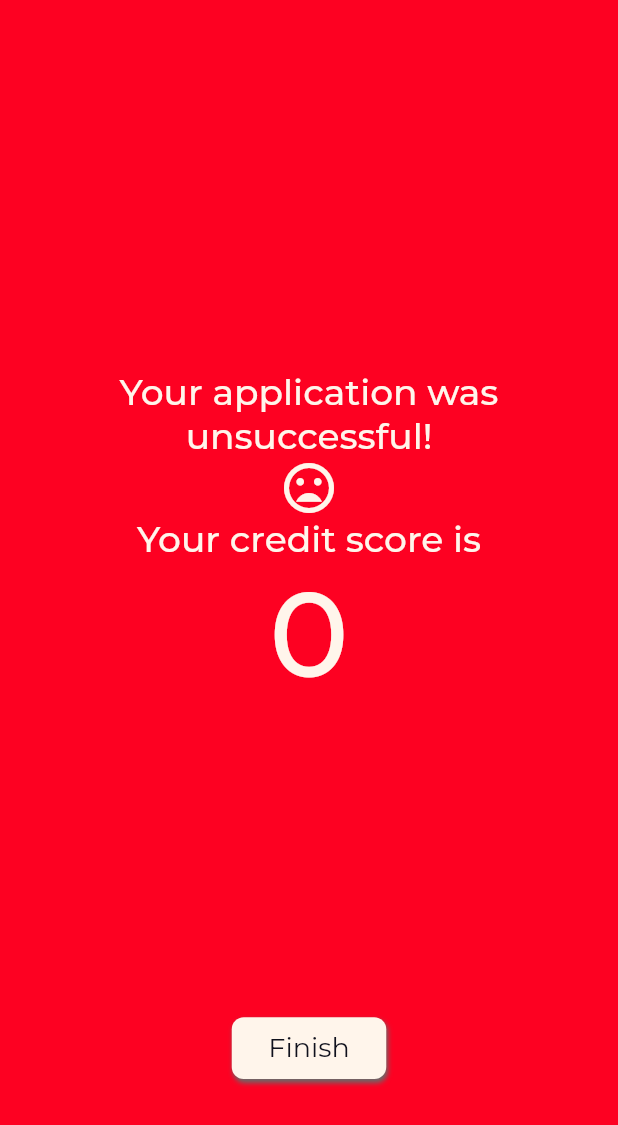
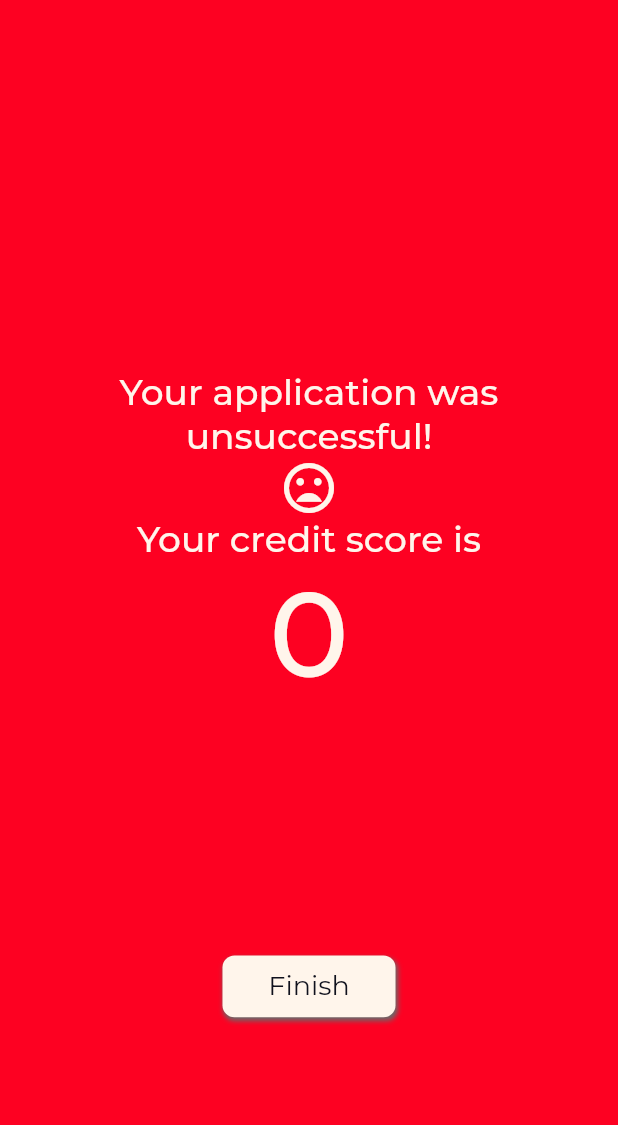
Before and after one commit to Tudor-Anitas/MyCreditLoans, a Flutter app: the ResultsPage screen opened directly with empty values, on a phone screen of 412 x 824 dp. Shown: the top 1125 px of the screen. Run offline on Flutter 3.47's test engine with Material 2 defaults, Android fonts, the phone set to English and light mode, and no system bars; our stand-ins replace animated_splash_screen, google_fonts, image_picker, page_transition.

Commit message:
Compatibility for small screens and commented most of the widgets and methods

```diff
--- a/lib/colors.dart
+++ b/lib/colors.dart
@@ -3,7 +3,7 @@ import 'package:flutter/cupertino.dart';
 
 
 /// The main colors used in the application
-///
+
 Color kXiketic = Color(0xff10111D);
 Color kGreenCyan = Color(0xff00966B);
 Color kRedPigment = Color(0xffFD0122);
--- a/lib/constraints.dart
+++ b/lib/constraints.dart
@@ -1,4 +1,7 @@
+
 /// constraints for the application UI
-
+/// breakpoints for the device resolution, measuring the height of the screen
+/// depending on the breakpoint, the UI will choose the right sizes for its
+/// components
 const kLARGE_BREAKPOINT = 600.0;
 const kNORMAL_BREAKPOINT = 550.0;
--- a/lib/main.dart
+++ b/lib/main.dart
@@ -12,7 +12,6 @@ class MyApp extends StatelessWidget {
   // This widget is the root of your application.
   @override
   Widget build(BuildContext context) {
-    // takes the size of the screen
     return MaterialApp(
       debugShowCheckedModeBanner: false,
       theme: CustomTheme.customTheme,
--- a/lib/screens/details_page/components/gallery_image_picker.dart
+++ b/lib/screens/details_page/components/gallery_image_picker.dart
@@ -7,6 +7,7 @@ class GalleryImagePicker extends StatelessWidget {
   late double width;
   bool isSelected;
 
+  /// Creates a button widget to access the gallery and pick a image
   GalleryImagePicker({
     required this.width,
     this.isSelected = false,
--- a/lib/screens/details_page/components/switch_button.dart
+++ b/lib/screens/details_page/components/switch_button.dart
@@ -8,6 +8,7 @@ class SwitchButton extends StatefulWidget {
   late String title;
   bool isActive;
 
+  /// Creates a button that toggles the color between accentColor and disabledColor
   SwitchButton({
     required this.width,
     required this.height,
@@ -35,8 +36,8 @@ class _SwitchButtonState extends State<SwitchButton> {
             width: widget.width,
             padding: EdgeInsets.only(left: 10),
             child: Text('${widget.title}',
-              style: widget.isActive? GoogleFonts.montserrat(fontSize: 16, color: Theme.of(context).backgroundColor) :
-                                      GoogleFonts.montserrat(fontSize: 16, color: Theme.of(context).hintColor)
+              style: widget.isActive? GoogleFonts.montserrat(fontSize: 12, color: Theme.of(context).backgroundColor) :
+                                      GoogleFonts.montserrat(fontSize: 12, color: Theme.of(context).hintColor)
             )
         ),
       ),
--- a/lib/screens/main_page/components/dialog_popup.dart
+++ b/lib/screens/main_page/components/dialog_popup.dart
@@ -6,9 +6,10 @@ import 'package:my_credit_loans/widgets/validate_button.dart';
 import 'package:page_transition/page_transition.dart';
 
 
-
+/// It creates a dialog menu that shows the monthly rate of the loan
+/// it gives two actions, cancel and accept
 showCostDialog(BuildContext context, double width, double height, String screenType){
-
+  /// Represents the monthly loan after adding the interest
   double finalLoan = (MainPage.loanValue + MainPage.loanValue/100 ) / MainPage.timePeriod;
 
   showDialog(
--- a/lib/screens/main_page/components/headline.dart
+++ b/lib/screens/main_page/components/headline.dart
@@ -3,7 +3,7 @@ import 'package:flutter/material.dart';
 class Headline extends StatelessWidget {
 
   late double height;
-
+  /// Creates a headline using the headline2 textTheme of the application
   Headline({required this.height});
 
   @override
--- a/lib/screens/main_page/components/loan_period.dart
+++ b/lib/screens/main_page/components/loan_period.dart
@@ -5,7 +5,7 @@ class LoanPeriod extends StatefulWidget {
 
   late double width;
   late double height;
-
+  /// Creates a dropdown menu with multiple time periods to complete the loan
   LoanPeriod({
     required this.width,
     required this.height
@@ -17,7 +17,7 @@ class LoanPeriod extends StatefulWidget {
 
 class _LoanPeriodState extends State<LoanPeriod> {
 
-  // defining the time periods for the loan
+  /// defining the time periods for the loan
   List<DropdownMenuItem<int>> timePeriods = [
     DropdownMenuItem(child: Text('1 month'), value: 1,),
     DropdownMenuItem(child: Text('3 month'), value: 3,),
@@ -50,6 +50,7 @@ class _LoanPeriodState extends State<LoanPeriod> {
           ),
           Container(
             width: widget.width * 0.3,
+            child: FittedBox(
               child: Center(
                 child: DropdownButtonHideUnderline(
                   child: DropdownButton(
@@ -64,6 +65,7 @@ class _LoanPeriodState extends State<LoanPeriod> {
                   )
                 ),
               ),
+            ),
           )
         ],
       ),
--- a/lib/screens/main_page/components/slider.dart
+++ b/lib/screens/main_page/components/slider.dart
@@ -4,7 +4,7 @@ import 'package:my_credit_loans/screens/main_page/main_page.dart';
 class LoanSlider extends StatefulWidget {
 
   late double width;
-
+  /// Creates a slider to choose the amount of loan needed
   LoanSlider({required this.width});
 
   @override
--- a/lib/screens/results_page/results_page.dart
+++ b/lib/screens/results_page/results_page.dart
@@ -5,8 +5,11 @@ import 'package:page_transition/page_transition.dart';
 
 class ResultsPage extends StatelessWidget {
 
+  /// The loan score fetched from the API
   late int score;
 
+  /// Will show the score result fetched from the API
+  /// using the accentColor if it's 7 or above or the errorColor otherwise
   ResultsPage({required this.score});
 
   @override
@@ -15,7 +18,7 @@ class ResultsPage extends StatelessWidget {
     // takes the size of the screen
     double windowWidth = MediaQuery.of(context).size.width;
     double windowHeight = MediaQuery.of(context).size.height;
-
+    // if the score from the API is bigger or equal to 7, the result is successful
     bool isSuccessful = score >= 7;
     TextStyle? headerStyle = Theme.of(context).textTheme.headline6;
 
@@ -34,9 +37,9 @@ class ResultsPage extends StatelessWidget {
 
               Text('Your credit score is', style: headerStyle,),
               Text('$score', style: Theme.of(context).textTheme.headline1,),
-              SizedBox(height: windowHeight * 0.25,),
+              SizedBox(height: windowHeight * 0.2,),
               SimpleButton(
-                width: windowWidth * 0.25,
+                width: windowWidth * 0.28,
                 height: windowHeight * 0.05,
                 text: 'Finish',
                 onPressed: (){
--- a/lib/theme.dart
+++ b/lib/theme.dart
@@ -3,6 +3,7 @@ import 'package:flutter/material.dart';
 import 'package:google_fonts/google_fonts.dart';
 import 'package:my_credit_loans/colors.dart';
 
+/// Custom theme created for the application
 class CustomTheme{
   static ThemeData get customTheme {
     return ThemeData(
@@ -20,7 +21,7 @@ class CustomTheme{
         headline6: GoogleFonts.montserrat(fontSize: 24, color: kSeaShell, fontWeight: FontWeight.w500),
         bodyText1: GoogleFonts.montserrat(fontSize: 20, color: kXiketic, fontWeight: FontWeight.normal),
         bodyText2: GoogleFonts.montserrat(fontSize: 18, color: kXiketic, fontWeight: FontWeight.normal),
-        caption: GoogleFonts.montserrat(fontSize: 12, color: kGrey),
+        caption: GoogleFonts.montserrat(fontSize: 10, color: kGrey),
         button: GoogleFonts.montserrat(fontSize: 20, color: kSeaShell, fontWeight: FontWeight.w500)
       )
     );
--- a/lib/widgets/cancel_button.dart
+++ b/lib/widgets/cancel_button.dart
@@ -1,6 +1,5 @@
 import 'package:flutter/material.dart';
 import 'package:google_fonts/google_fonts.dart';
-import 'package:my_credit_loans/colors.dart';
 
 class CancelButton extends StatelessWidget {
 
@@ -8,6 +7,7 @@ class CancelButton extends StatelessWidget {
   late double height;
   late var onPressed;
 
+  /// Creates a button used for canceling actions
   CancelButton({
     required this.width,
     required this.height,
@@ -21,7 +21,7 @@ class CancelButton extends StatelessWidget {
       height: height,
       color: Theme.of(context).backgroundColor,
       child: MaterialButton(
-        child: Text('Cancel', style: GoogleFonts.montserrat(fontSize: 20, color: kRedPigment, fontWeight: FontWeight.w500),),
+        child: Text('Cancel', style: GoogleFonts.montserrat(fontSize: 20, color: Theme.of(context).errorColor, fontWeight: FontWeight.w500),),
         onPressed: onPressed,
       ),
     );
--- a/lib/widgets/simple_button.dart
+++ b/lib/widgets/simple_button.dart
@@ -9,6 +9,7 @@ class SimpleButton extends StatelessWidget {
   late Function() onPressed;
   String? text;
 
+  /// Creates a simple button with a onPressed action
   SimpleButton({
     required this.width,
     required this.height,
```
Also changed, not shown: lib/screens/details_page/components/details_form.dart (+8 -6 lines), lib/screens/details_page/details_page.dart (+6 -3 lines), lib/screens/main_page/components/loan_form.dart (+9 -3 lines), lib/screens/main_page/main_page.dart (+5 -5 lines), lib/widgets/input.dart (+0 -23 lines). Lines whose indentation alone changed are shown as unchanged.
